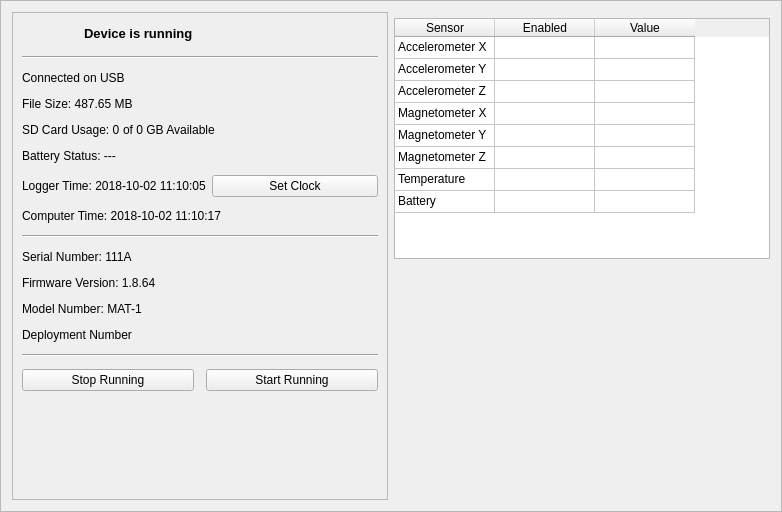
LowellInstruments/Domino, file gui/designer_files/start_stop.ui: the form before one commit.
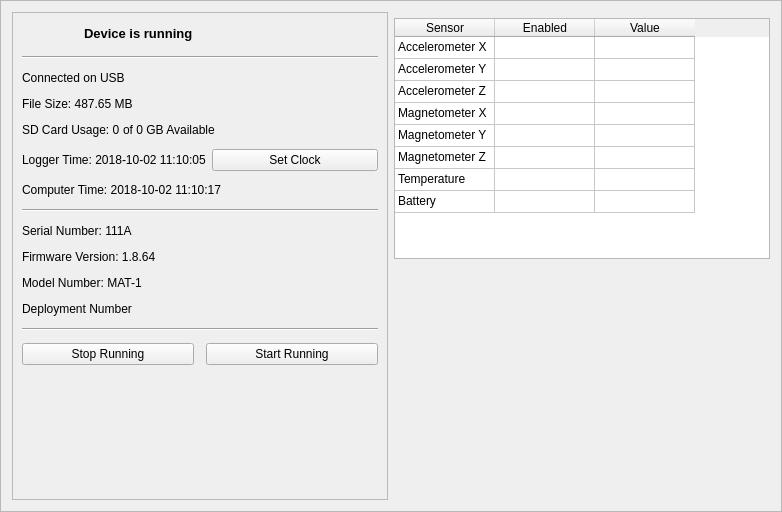
The form after the commit. Icons and pictures are not drawn.

Commit message: reworked start_stop_updater module. Software supports plug and unplug of logger. Still need to clear UI when the device is unplugged

Patch:
```diff
--- a/gui/designer_files/start_stop.ui
+++ b/gui/designer_files/start_stop.ui
@@ -132,13 +132,6 @@
         </item>
        </layout>
       </item>
-      <item>
-       <widget class="QLabel" name="label_battery">
-        <property name="text">
-         <string>Battery Status: ---</string>
-        </property>
-       </widget>
-      </item>
       <item>
        <layout class="QHBoxLayout" name="horizontalLayout_3">
         <property name="spacing">
```
The commit also changes 6 other files.
